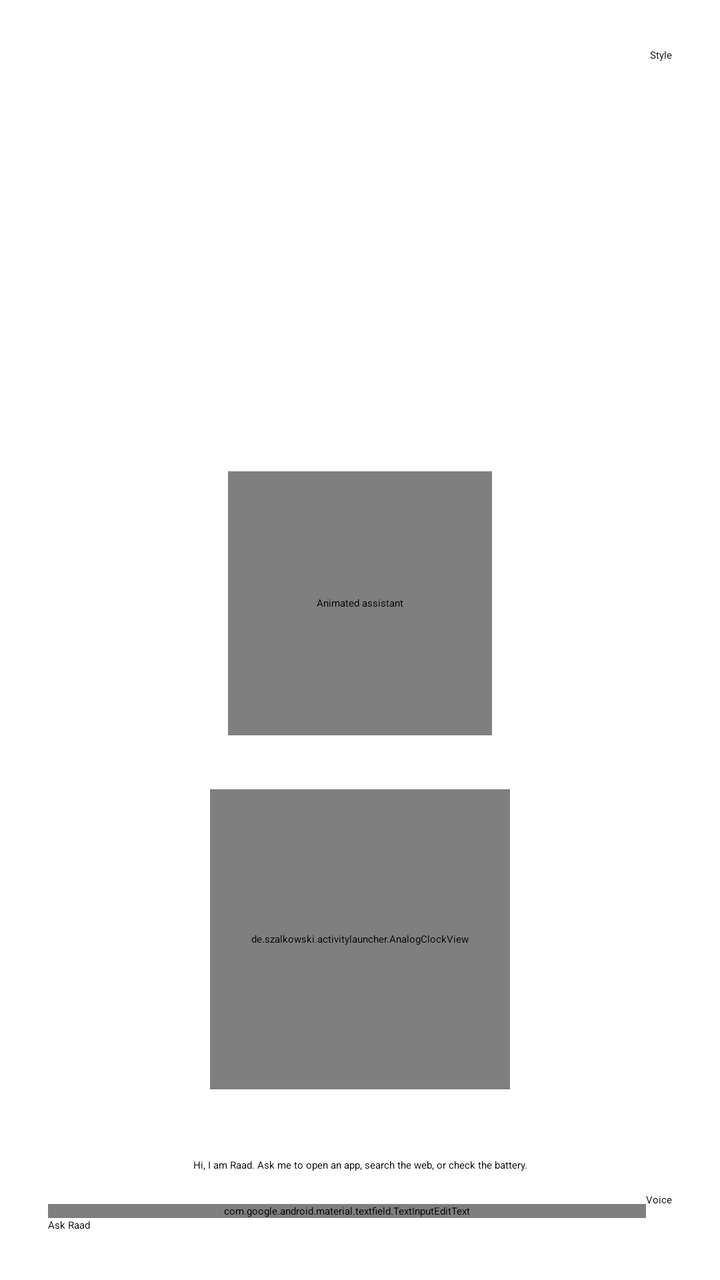
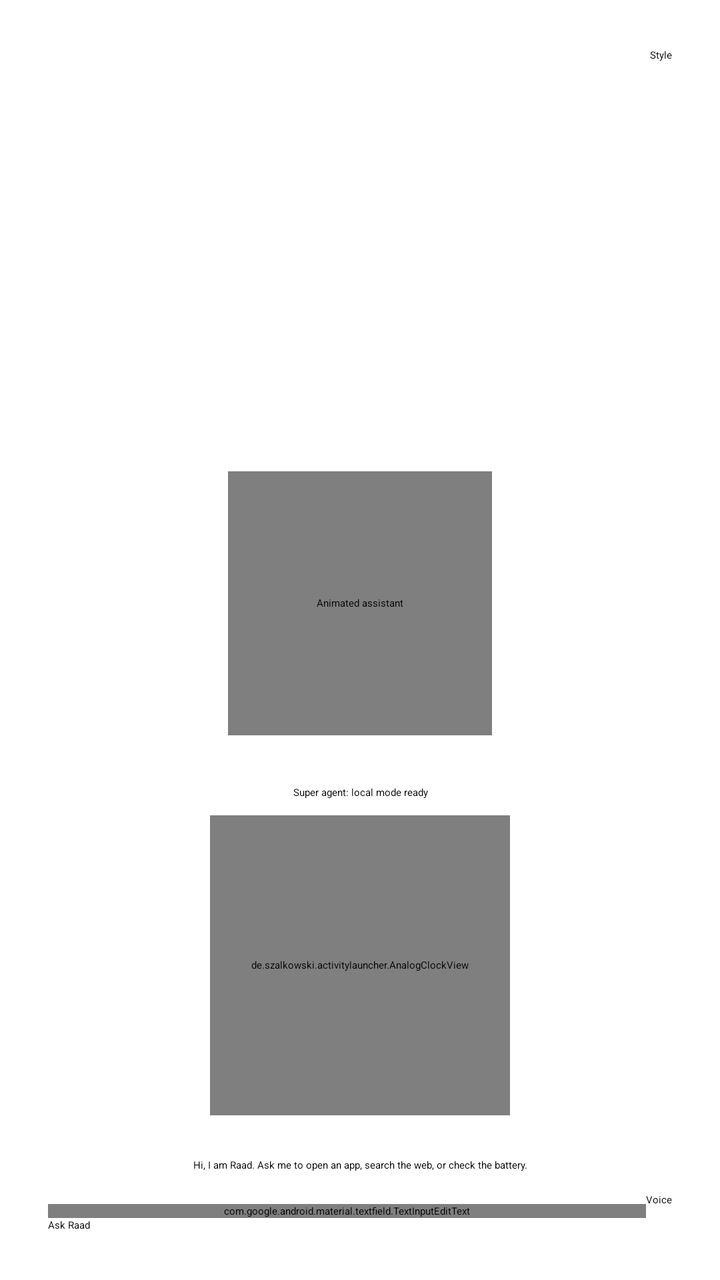

The first picture is an Android layout as it rendered before a commit; the second is the same layout after the commit. The layout source and the unified diff follow.
<!-- AndroidManifest.xml: activity theme Theme.ActivityLauncher -->
<!-- res/layout/activity_assistant.xml -->
<?xml version="1.0" encoding="utf-8"?>
<androidx.constraintlayout.widget.ConstraintLayout xmlns:android="http://schemas.android.com/apk/res/android"
    xmlns:app="http://schemas.android.com/apk/res-auto"
    android:layout_width="match_parent"
    android:layout_height="match_parent"
    android:padding="24dp">

    <de.szalkowski.activitylauncher.AssistantBubbleView
        android:id="@+id/bubble"
        android:layout_width="132dp"
        android:layout_height="132dp"
        android:contentDescription="@string/assistant_bubble_description"
        app:layout_constraintBottom_toTopOf="@id/response"
        app:layout_constraintEnd_toEndOf="parent"
        app:layout_constraintStart_toStartOf="parent"
        app:layout_constraintTop_toTopOf="parent" />

    <TextView
        android:id="@+id/batteryStatus"
        android:layout_width="wrap_content"
        android:layout_height="wrap_content"
        android:layout_marginTop="12dp"
        android:textAppearance="@style/TextAppearance.AppCompat.Medium"
        app:layout_constraintEnd_toEndOf="parent"
        app:layout_constraintStart_toStartOf="parent"
        app:layout_constraintTop_toBottomOf="@id/bubble" />

    <de.szalkowski.activitylauncher.AnalogClockView
        android:id="@+id/analogClock"
        android:layout_width="150dp"
        android:layout_height="150dp"
        android:layout_marginTop="8dp"
        app:layout_constraintEnd_toEndOf="parent"
        app:layout_constraintStart_toStartOf="parent"
        app:layout_constraintTop_toBottomOf="@id/batteryStatus" />

    <TextView
        android:id="@+id/response"
        android:layout_width="0dp"
        android:layout_height="wrap_content"
        android:layout_margin="16dp"
        android:gravity="center"
        android:text="@string/assistant_welcome"
        android:textAppearance="@style/TextAppearance.AppCompat.Large"
        app:layout_constraintBottom_toTopOf="@id/command"
        app:layout_constraintEnd_toEndOf="parent"
        app:layout_constraintStart_toStartOf="parent" />

    <com.google.android.material.textfield.TextInputEditText
        android:id="@+id/command"
        android:layout_width="0dp"
        android:layout_height="wrap_content"
        android:hint="@string/assistant_command_hint"
        android:imeOptions="actionSend"
        android:inputType="textCapSentences"
        app:layout_constraintBottom_toTopOf="@id/sendButton"
        app:layout_constraintEnd_toStartOf="@id/voiceButton"
        app:layout_constraintStart_toStartOf="parent" />

    <Button
        android:id="@+id/appearanceButton"
        android:layout_width="wrap_content"
        android:layout_height="wrap_content"
        android:text="@string/assistant_appearance"
        app:layout_constraintEnd_toEndOf="parent"
        app:layout_constraintTop_toTopOf="parent" />

    <Button
        android:id="@+id/voiceButton"
        android:layout_width="wrap_content"
        android:layout_height="wrap_content"
        android:text="@string/assistant_voice"
        app:layout_constraintBaseline_toBaselineOf="@id/command"
        app:layout_constraintEnd_toEndOf="parent" />

    <Button
        android:id="@+id/sendButton"
        android:layout_width="0dp"
        android:layout_height="wrap_content"
        android:layout_marginTop="12dp"
        android:text="@string/assistant_send"
        app:layout_constraintBottom_toBottomOf="parent"
        app:layout_constraintEnd_toEndOf="parent"
        app:layout_constraintStart_toStartOf="parent" />
</androidx.constraintlayout.widget.ConstraintLayout>
<!-- resources referenced by this layout -->
<resources>
  <string name="assistant_appearance">Style</string>
  <string name="assistant_bubble_description">Animated assistant</string>
  <string name="assistant_command_hint">Type a command</string>
  <string name="assistant_send">Ask Raad</string>
  <string name="assistant_voice">Voice</string>
  <string name="assistant_welcome">Hi, I am Raad. Ask me to open an app, search the web, or check the battery.</string>
</resources>

<!-- the commit's change to res/layout/activity_assistant.xml (unified diff, before → after) -->
@@ -25,6 +25,18 @@
         app:layout_constraintStart_toStartOf="parent"
         app:layout_constraintTop_toBottomOf="@id/bubble" />
 
+    <TextView
+        android:id="@+id/agentStatus"
+        android:layout_width="0dp"
+        android:layout_height="wrap_content"
+        android:layout_marginTop="6dp"
+        android:gravity="center"
+        android:text="@string/assistant_agent_ready"
+        android:textAppearance="@style/TextAppearance.AppCompat.Small"
+        app:layout_constraintEnd_toEndOf="parent"
+        app:layout_constraintStart_toStartOf="parent"
+        app:layout_constraintTop_toBottomOf="@id/batteryStatus" />
+
     <de.szalkowski.activitylauncher.AnalogClockView
         android:id="@+id/analogClock"
         android:layout_width="150dp"
@@ -32,7 +44,7 @@
         android:layout_marginTop="8dp"
         app:layout_constraintEnd_toEndOf="parent"
         app:layout_constraintStart_toStartOf="parent"
-        app:layout_constraintTop_toBottomOf="@id/batteryStatus" />
+        app:layout_constraintTop_toBottomOf="@id/agentStatus" />
 
     <TextView
         android:id="@+id/response"
<!-- resource entries referenced after the edit -->
@@ -1,5 +1,6 @@
 <!-- resources referenced by this layout -->
 <resources>
+  <string name="assistant_agent_ready">Super agent: local mode ready</string>
   <string name="assistant_appearance">Style</string>
   <string name="assistant_bubble_description">Animated assistant</string>
   <string name="assistant_command_hint">Type a command</string>
